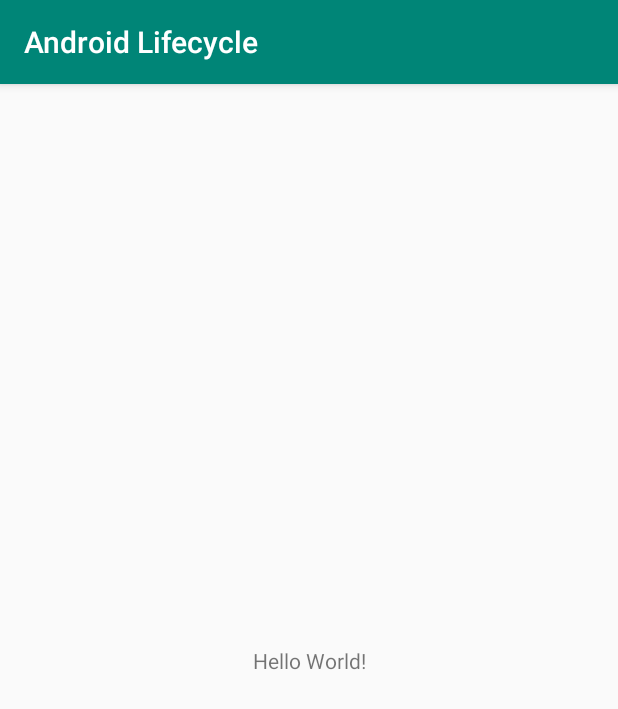
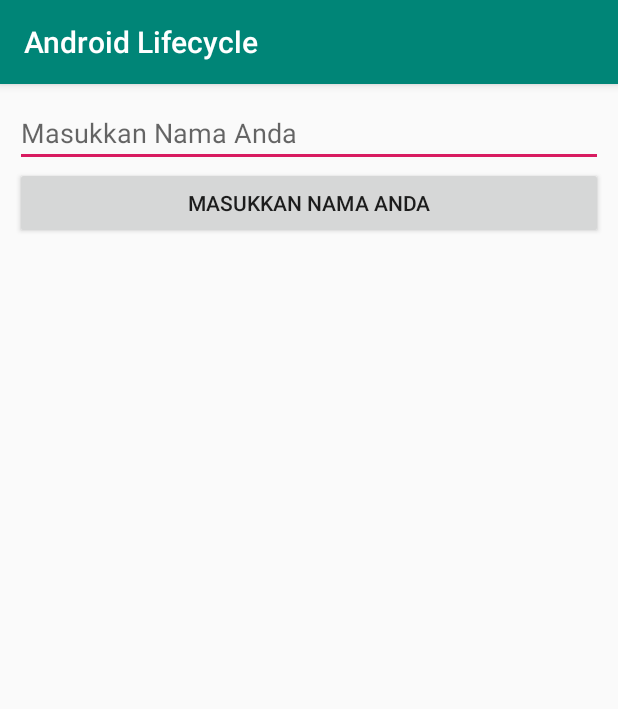
Before and after one commit to haykalrayyan99/AndroidLifecycle, an Android app: the screen it shows after launch (MainActivity before the commit, SimpleActivity after it), on a phone screen of 412 x 824 dp. Shown: the top 709 px of the screen. Run offline under Robolectric (Android 15) with nearby library versions, the phone set to English and light mode, and no system bars.

```diff
--- a/app/src/main/AndroidManifest.xml
+++ b/app/src/main/AndroidManifest.xml
@@ -9,13 +9,16 @@
         android:roundIcon="@mipmap/ic_launcher_round"
         android:supportsRtl="true"
         android:theme="@style/AppTheme">
-		<activity android:name=".MainActivity">
+        <activity android:name=".SimpleActivity">
             <intent-filter>
                 <action android:name="android.intent.action.MAIN" />
 
                 <category android:name="android.intent.category.LAUNCHER" />
             </intent-filter>
         </activity>
+        <activity android:name=".MainActivity">
+
+        </activity>
     </application>
 
 </manifest>
--- /dev/null
+++ b/app/src/main/java/id/ac/polinema/androidlifecycle/SimpleActivity.java
@@ -0,0 +1,26 @@
+package id.ac.polinema.androidlifecycle;
+
+import androidx.appcompat.app.AppCompatActivity;
+
+import android.os.Bundle;
+import android.view.View;
+import android.widget.EditText;
+import android.widget.TextView;
+
+public class SimpleActivity extends AppCompatActivity {
+    private EditText nameInput;
+    private TextView outputText;
+
+    @Override
+    protected void onCreate(Bundle savedInstanceState) {
+        super.onCreate(savedInstanceState);
+        setContentView(R.layout.activity_simple);
+        nameInput = findViewById(R.id.input_name);
+        outputText = findViewById(R.id.text_output);
+    }
+
+    public void handleSubmit(View view) {
+        String name = nameInput.getText().toString();
+        outputText.setText("Hello " + name);
+    }
+}
--- /dev/null
+++ b/app/src/main/res/layout/activity_simple.xml
@@ -0,0 +1,32 @@
+<?xml version="1.0" encoding="utf-8"?>
+<LinearLayout xmlns:android="http://schemas.android.com/apk/res/android"
+    xmlns:tools="http://schemas.android.com/tools"
+    android:layout_width="match_parent"
+    android:layout_height="match_parent"
+    android:layout_margin="10dp"
+    android:orientation="vertical"
+    tools:context=".SimpleActivity">
+
+    <EditText
+        android:id="@+id/input_name"
+        android:hint="@string/hint_name"
+        android:layout_width="match_parent"
+        android:layout_height="wrap_content"
+        />
+
+    <Button
+        android:id="@+id/button_submit"
+        android:text="@string/submit"
+        android:layout_width="match_parent"
+        android:layout_height="wrap_content"
+        android:onClick="handleSubmit"
+        />
+
+    <TextView
+        android:id="@+id/text_output"
+        android:textSize="24sp"
+        android:layout_width="match_parent"
+        android:layout_height="wrap_content"
+        />
+
+</LinearLayout>
--- a/app/src/main/res/values/strings.xml
+++ b/app/src/main/res/values/strings.xml
@@ -1,3 +1,5 @@
 <resources>
-	<string name="app_name">Android Lifecycle</string>
+    <string name="app_name">Android Lifecycle</string>
+    <string name="hint_name">Masukkan Nama Anda</string>
+    <string name="submit">Masukkan Nama Anda</string>
 </resources>
```
Lines whose indentation alone changed are shown as unchanged.
